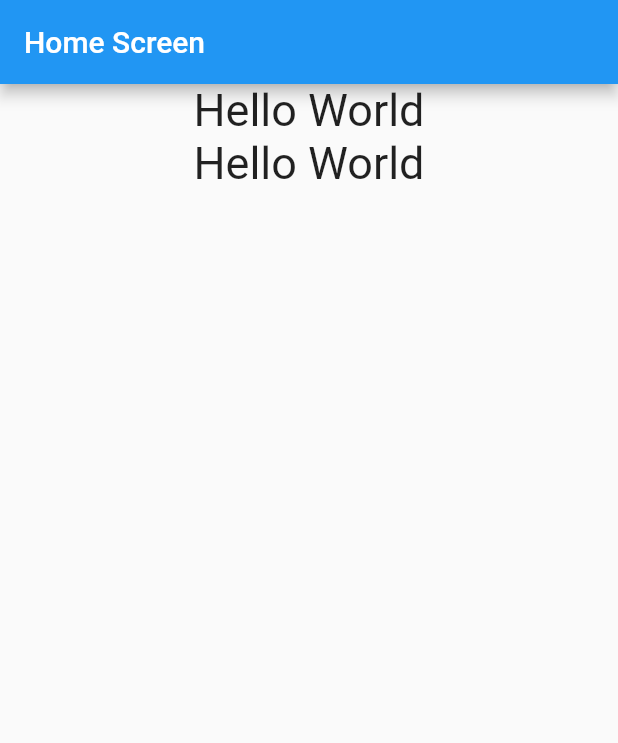
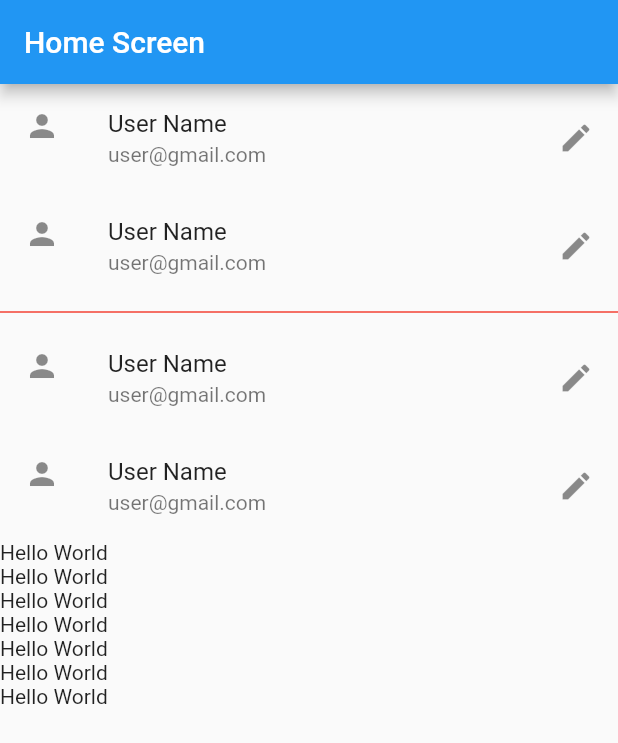
Before and after one commit to sajjadrahman56/Flutter-Journey, a Flutter app: the screen it shows after launch, on a phone screen of 412 x 824 dp. Shown: the top 743 px of the screen. Run offline on Flutter 3.47's test engine with Material 2 defaults, Android fonts, the phone set to English and light mode, and no system bars.

Commit message:
Listview ListTile added

```diff
--- /dev/null
+++ b/Flutter-Projects/basic_widgets/lib/2_listView.dart
@@ -0,0 +1,119 @@
+import 'package:flutter/material.dart';
+
+class HomeScreen extends StatelessWidget {
+  const HomeScreen({super.key});
+
+  Widget build(BuildContext context) {
+    return Scaffold(
+        appBar: AppBar(
+          title: const Text('Home Screen'),
+        ),
+        body: Scrollbar(
+          thickness: 30,
+          child: ListView(
+            /// list of widgets
+            /// automatic scrool direction/view
+            ///  no main axis alignment or cross axis alignment
+            ///  We can not achive the task of row and column with listview
+            /// by defautl scroll direction is vertical but we can change it to horizontal
+            /// we can not use listview inside listview
+            ///
+
+            children: [
+              ListTile(
+                title: Text('User Name'),
+                subtitle: Text('user@gmail.com'),
+                leading: Icon(Icons.person),
+                trailing: Icon(Icons.edit),
+                onTap: () {
+                  print('ListTile Tapped');
+                },
+              ),
+              ListTile(
+                title: Text('User Name'),
+                subtitle: Text('user@gmail.com'),
+                leading: Icon(Icons.person),
+                trailing: Icon(Icons.edit),
+                onTap: () {
+                  print('ListTile Tapped');
+                },
+              ),
+              Divider(
+                color: Colors.red,
+                thickness: 1,
+              ),
+              ListTile(
+                title: Text('User Name'),
+                subtitle: Text('user@gmail.com'),
+                leading: Icon(Icons.person),
+                trailing: Icon(Icons.edit),
+                onTap: () {
+                  print('ListTile Tapped');
+                },
+              ),
+              ListTile(
+                title: Text('User Name'),
+                subtitle: Text('user@gmail.com'),
+                leading: Icon(Icons.person),
+                trailing: Icon(Icons.edit),
+                onTap: () {
+                  print('ListTile Tapped');
+                },
+              ),
+              ListTile(
+                title: Text('User Name'),
+                subtitle: Text('user@gmail.com'),
+                leading: Icon(Icons.person),
+                trailing: Icon(Icons.edit),
+                onTap: () {
+                  print('ListTile Tapped');
+                },
+              ),
+              ListTile(
+                title: Text('User Name'),
+                subtitle: Text('user@gmail.com'),
+                leading: Icon(Icons.person),
+                trailing: Icon(Icons.edit),
+                onTap: () {
+                  print('ListTile Tapped');
+                },
+              ),
+              ListTile(
+                title: Text('User Name'),
+                subtitle: Text('user@gmail.com'),
+                leading: Icon(Icons.person),
+                trailing: Icon(Icons.edit),
+                onTap: () {
+                  print('ListTile Tapped');
+                },
+              ),
+              ListTile(
+                title: Text('User Name'),
+                subtitle: Text('user@gmail.com'),
+                leading: Icon(Icons.person),
+                trailing: Icon(Icons.edit),
+                onTap: () {
+                  print('ListTile Tapped');
+                },
+              ),
+              ListTile(
+                title: Text('User Name'),
+                subtitle: Text('user@gmail.com'),
+                leading: Icon(Icons.person),
+                trailing: Icon(Icons.edit),
+                onTap: () {
+                  print('ListTile Tapped');
+                },
+              ),
+              Text('Hello World'),
+              Text('Hello World'),
+              Text('Hello World'),
+              Text('Hello World'),
+              Text('Hello World'),
+              Text('Hello World'),
+              Text('Hello World'),
+            ],
+          ),
+        ));
+  }
+}
--- a/Flutter-Projects/basic_widgets/lib/main.dart
+++ b/Flutter-Projects/basic_widgets/lib/main.dart
@@ -30,39 +30,68 @@ class HomeScree extends StatelessWidget {
           title: const Text('Home Screen'),
         ),
         body: Center(
-        child: Column(children: [
-          // both GestureDetector and InkWell are used to detect gestures
-          // make a text button
-          // it works after single tap , double tap and long press
-          //
-          //
+          child: Scrollbar(
+            thickness: 30,
+            child: ListView(
+              /// list of widgets
+              /// automatic scrool direction/view
+              ///  no main axis alignment or cross axis alignment
+              ///  We can not achive the task of row and column with listview
+              /// by defautl scroll direction is vertical but we can change it to horizontal
+              /// we can not use listview inside listview
+              ///
 
-          GestureDetector(
-            onDoubleTap: () {
-              print('Double Tap');
+              children: [
+                ListTile(
+                  title: Text('User Name'),
+                  subtitle: Text('user@gmail.com'),
+                  leading: Icon(Icons.person),
+                  trailing: Icon(Icons.edit),
+                  onTap: () {
+                    print('ListTile Tapped');
                   },
-            onLongPress: () {
-              print('Long Press');
+                ),
+                ListTile(
+                  title: Text('User Name'),
+                  subtitle: Text('user@gmail.com'),
+                  leading: Icon(Icons.person),
+                  trailing: Icon(Icons.edit),
+                  onTap: () {
+                    print('ListTile Tapped');
                   },
+                ),
+                Divider(
+                  color: Colors.red,
+                  thickness: 1,
+                ),
+                ListTile(
+                  title: Text('User Name'),
+                  subtitle: Text('user@gmail.com'),
+                  leading: Icon(Icons.person),
+                  trailing: Icon(Icons.edit),
                   onTap: () {
-              print('Single Tap');
+                    print('ListTile Tapped');
                   },
-            child: Text(
-              'Hello World',
-              style: TextStyle(fontSize: 30),
+                ),
+                ListTile(
+                  title: Text('User Name'),
+                  subtitle: Text('user@gmail.com'),
+                  leading: Icon(Icons.person),
+                  trailing: Icon(Icons.edit),
+                  onTap: () {
+                    print('ListTile Tapped');
+                  },
+                ),
+                Text('Hello World'),
+                Text('Hello World'),
+                Text('Hello World'),
+                Text('Hello World'),
+                Text('Hello World'),
+                Text('Hello World'),
+                Text('Hello World'),
+              ],
             ),
           ),
-          InkWell(
-            onTap: () {
-              print('InkWell');
-            },
-            child: Text(
-              'Hello World',
-              style: TextStyle(fontSize: 30),
-            ),
-          ),
-        ]),
-      ),
-    );
+        ));
   }
 }
```
Lines whose indentation alone changed are shown as unchanged.
